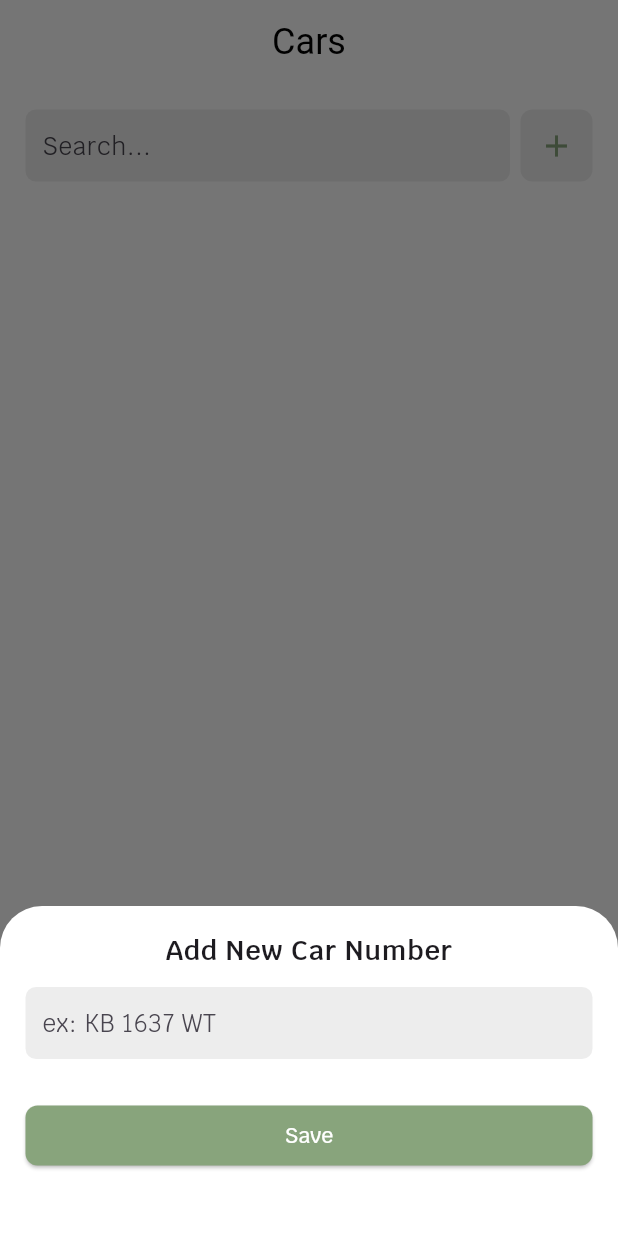
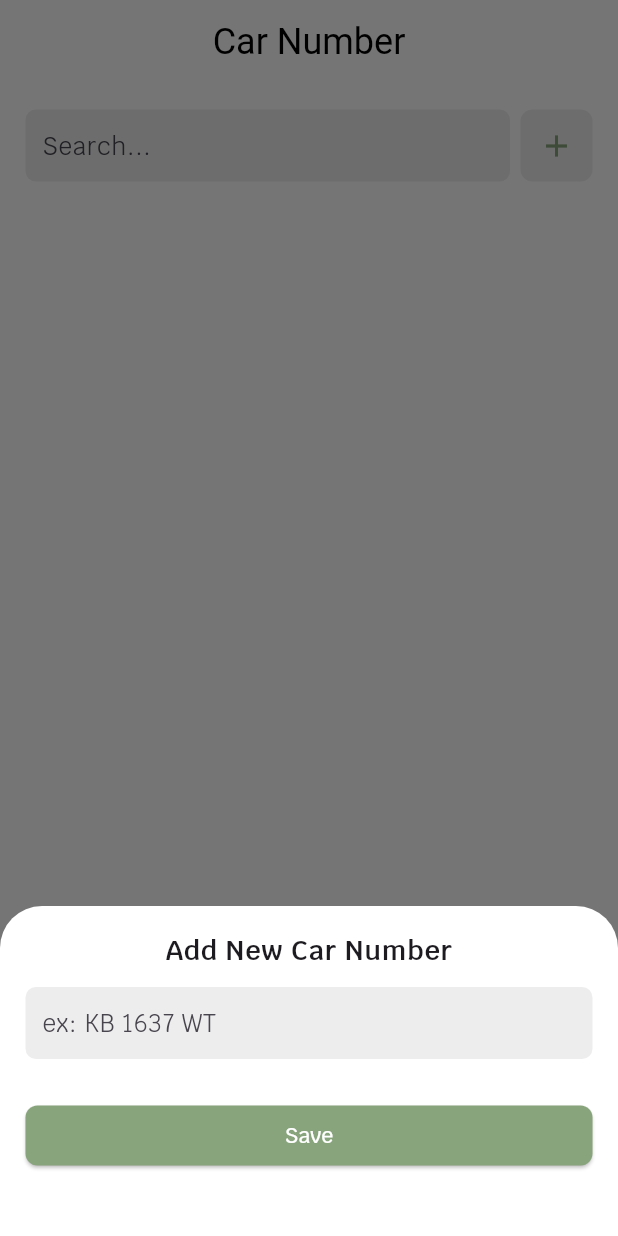
Before and after one commit to dna2121/sales_report_app, a Flutter app: the screen it shows once a user with an empty profile is signed in, item 2 of the bottom bar chosen, after a tap on the "add" icon, on a phone screen of 412 x 824 dp. Run offline on Flutter 3.47's test engine with Material 2 defaults, Android fonts, the phone set to English and light mode, and no system bars; our stand-ins replace cloud_firestore, date_field, dropdown_search, firebase_auth, firebase_core, get and 1 more; accounts and stored records are empty.

Commit message:
ui fixed and updated

```diff
--- a/lib/app/modules/admin/controllers/admintx_controller.dart
+++ b/lib/app/modules/admin/controllers/admintx_controller.dart
@@ -17,6 +17,7 @@ class AdminTxController extends GetxController {
   final weightC = TextEditingController();
   final dateC = TextEditingController();
   final trxidC = TextEditingController();
+  final uidC = TextEditingController();
 
   var selectedDate = DateTime.now().obs;
   late String documentId;
@@ -140,6 +141,7 @@ class AdminTxController extends GetxController {
         Timestamp timestamp = data['date'] as Timestamp;
         String carnum = data['carNumber'] as String;
         String trxId = data['transactionID'] as String;
+        String uID = data['userID'] as String;
 
         priceC.text = price.toString();
         selectedName = name;
@@ -147,6 +149,7 @@ class AdminTxController extends GetxController {
         dateC.text = DateFormat('yyyy-MM-dd').format(timestamp.toDate());
         carC.text = carnum;
         trxidC.text = trxId;
+        uidC.text = uID;
       }
     } catch (error) {
       print('Failed to fetch document data: $error');
--- a/lib/app/modules/admin/views/new_tx_view.dart
+++ b/lib/app/modules/admin/views/new_tx_view.dart
@@ -163,7 +163,7 @@ class NewTxView extends GetView<AdminTxController> {
                             ),
                             items: snapshot.data!,
                             selectedItem: controller.selectedCarnum,
-                            validator: controller.validator,
+                            // validator: controller.validator,
                             onChanged: (value) async {
                               controller.selectedCarnum = value;
                             },
--- a/lib/app/modules/admin/views/trx_view.dart
+++ b/lib/app/modules/admin/views/trx_view.dart
@@ -42,7 +42,7 @@ class TrxView extends GetView<AdminTxController> {
             ),
             Divider(),
             ListTile(
-                title: const Text('User Form'),
+                title: const Text('User Page'),
                 leading: Icon(Icons.supervisor_account_outlined),
                 onTap: () => Get.offAllNamed(Routes.HOME)),
             ListTile(
--- a/lib/app/modules/admin/views/update_tx_view.dart
+++ b/lib/app/modules/admin/views/update_tx_view.dart
@@ -65,8 +65,6 @@ class UpdateTxView extends GetView<AdminTxController> {
                               popupProps: PopupProps.dialog(
                                 showSearchBox: true,
                                 showSelectedItems: true,
-                                constraints:
-                                    BoxConstraints.tightFor(height: 500),
                                 dialogProps: DialogProps(
                                   backgroundColor: AppColor.background,
                                   contentPadding:
--- a/lib/app/modules/auth/views/signin_view.dart
+++ b/lib/app/modules/auth/views/signin_view.dart
@@ -1,9 +1,9 @@
 import 'package:flutter/material.dart';
 
 import 'package:get/get.dart';
-import 'package:sales_report_app/app/modules/auth/views/forgot_password_view.dart';
 import 'package:sales_report_app/utils/color.dart';
 import 'package:sales_report_app/utils/widget.dart';
+import '../../../routes/app_pages.dart';
 import '../controllers/signin_controller.dart';
 
 class SigninView extends GetView<SigninController> {
@@ -52,7 +52,7 @@ class SigninView extends GetView<SigninController> {
                 alignment: Alignment.centerRight,
                 child: TextButton(
                     onPressed: () {
-                      Get.to(ForgotPasswordView());
+                      Get.toNamed(Routes.FORGOTPASSWORD);
                     },
                     child: Text(
                       "Forgot password?",
--- a/lib/app/modules/cars/views/cars_view.dart
+++ b/lib/app/modules/cars/views/cars_view.dart
@@ -17,7 +17,7 @@ class CarsView extends GetView<CarsController> {
   Widget build(BuildContext context) {
     return Scaffold(
       appBar: AppBar(
-        title: const Text('Cars'),
+        title: const Text('Car Number'),
         centerTitle: true,
       ),
       body: Column(
--- a/lib/app/modules/home/views/home_view.dart
+++ b/lib/app/modules/home/views/home_view.dart
@@ -25,7 +25,7 @@ class HomeView extends GetView<HomeController> {
               BottomNavigationBarItem(
                 icon: Icon(Icons.fire_truck_outlined),
                 activeIcon: Icon(Icons.fire_truck),
-                label: 'Cars',
+                label: 'Car Number',
               ),
             ],
           ),
--- a/lib/app/modules/profile/controllers/profile_controller.dart
+++ b/lib/app/modules/profile/controllers/profile_controller.dart
@@ -64,11 +64,6 @@ class ProfileController extends GetxController {
       await userRepo.userCollection.doc(documentId).update(
           {'name': newName, 'address': newAddress, 'phoneNumber': newPhone});
 
-      var newUser = AuthController
-          .instance.firebaseAuth.currentUser; //untuk dapat uid account
-
-      newUser!.updateDisplayName(newName);
-
       Get.defaultDialog(
         title: 'Success',
         middleText: "Data updated.",
--- a/lib/app/modules/transaction/views/transaction_view.dart
+++ b/lib/app/modules/transaction/views/transaction_view.dart
@@ -9,7 +9,6 @@ import 'package:intl/intl.dart';
 import 'package:sales_report_app/app/routes/app_pages.dart';
 import 'package:sales_report_app/utils/widget.dart';
 
-import '../../auth/controllers/auth_controller.dart';
 import '../controllers/transaction_controller.dart';
 
 class TransactionView extends GetView<TransactionController> {
@@ -25,13 +24,23 @@ class TransactionView extends GetView<TransactionController> {
       drawer: Drawer(
         child: ListView(
           children: [
-            Padding(
-              padding: const EdgeInsets.all(17.0),
-              child: HeaderText(
-                text:
-                    'Hi, ${AuthController.instance.firebaseAuth.currentUser!.displayName.toString()}.',
-              ),
-            ),
+            StreamBuilder(
+                stream: controller.getRole(),
+                builder: (context, snapshot) {
+                  if (snapshot.hasData) {
+                    var userData = snapshot.data!;
+                    return Padding(
+                      padding: const EdgeInsets.all(17.0),
+                      child: HeaderText(
+                        text: 'Hi, ${userData['name']}.',
+                      ),
+                    );
+                  } else if (snapshot.hasError) {
+                    return SizedBox();
+                  } else {
+                    return SizedBox();
+                  }
+                }),
             Divider(),
             StreamBuilder(
               stream: controller.getRole(),
@@ -44,7 +53,7 @@ class TransactionView extends GetView<TransactionController> {
                     return Visibility(
                       visible: true,
                       child: ListTile(
-                        title: const Text('Admin Form'),
+                        title: const Text('Admin Page'),
                         leading: Icon(Icons.admin_panel_settings_outlined),
                         onTap: () {
                           Get.offAllNamed(Routes.ADMIN);
--- a/lib/main.dart
+++ b/lib/main.dart
@@ -23,6 +23,7 @@ class SalesReport extends StatelessWidget {
       title: "Application",
       initialRoute: AppPages.INITIAL,
       getPages: AppPages.routes,
+      debugShowCheckedModeBanner: false,
       theme: ThemeData(
         useMaterial3: true,
         fontFamily: 'Krub',
```
